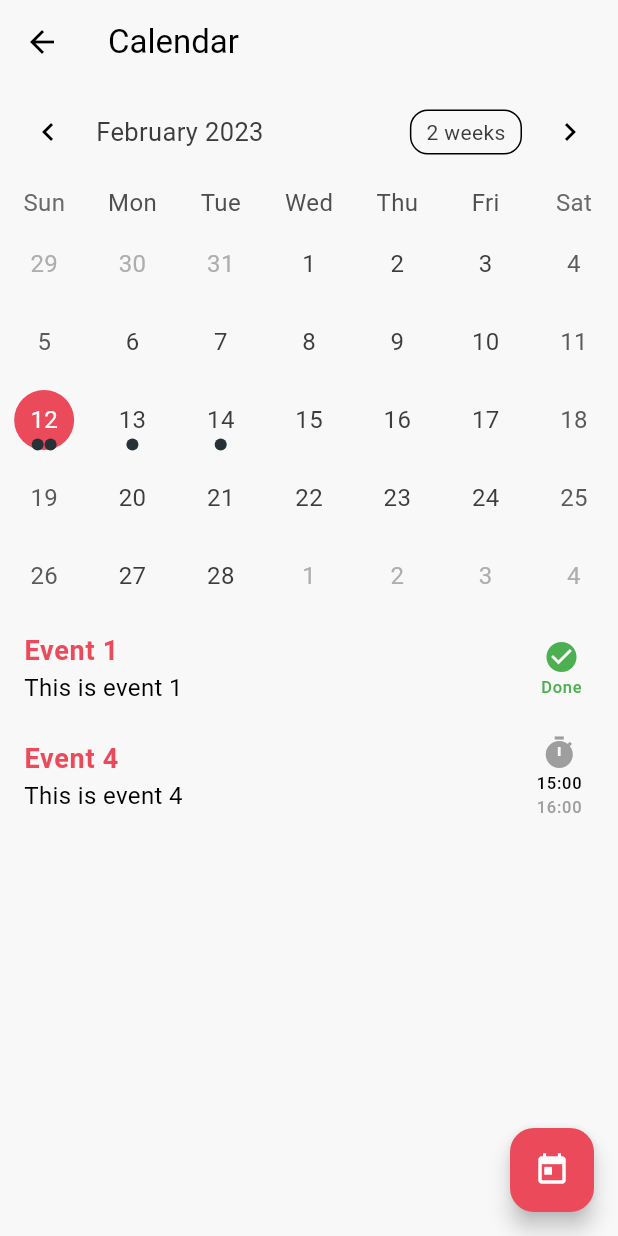
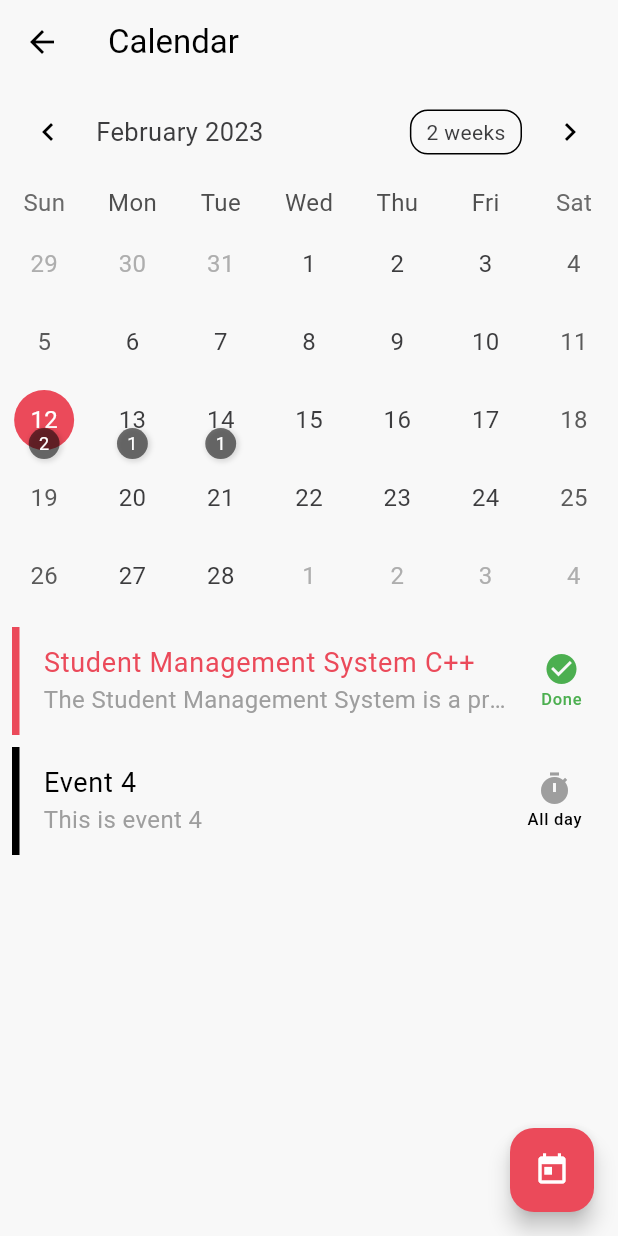
Before and after one commit to Zied-Dahmani/ESJourney-frontoffice, a Flutter app: the CalendarScreen screen opened directly, on a phone screen of 412 x 824 dp. Run offline on Flutter 3.47's test engine with Material 2 defaults, Android fonts, the phone set to English and light mode, and no system bars; drawn by our look-alikes of table_calendar; our stand-ins replace bloc, connectivity_plus, dio, flutter_bloc, flutter_zoom_drawer, font_awesome_flutter and 2 more; missing offline and left inert: curved_nav_bar.

Commit message:
Event-Details

```diff
--- a/lib/data/models/orientation/event_model.dart
+++ b/lib/data/models/orientation/event_model.dart
@@ -5,12 +5,15 @@ part 'event_model.g.dart';
 @freezed
 class Event with _$Event {
   const factory Event({
+    required String id,
     required String title,
     DateTime? date,
     required String startTime,
     String? endTime,
     required String description,
-     String? isDone,
+    String? isDone,
+    String? type,
+    String? eventImage,
   }) = _Event;
 
   factory Event.fromJson(Map<String, dynamic> json) => _$EventFromJson(json);
--- a/lib/presentation/screens/CalendarScreen.dart
+++ b/lib/presentation/screens/CalendarScreen.dart
@@ -2,8 +2,11 @@ import 'package:esjourney/logic/cubits/user/user_cubit.dart';
 import 'package:esjourney/logic/cubits/user/user_state.dart';
 import 'package:flutter/material.dart';
 import 'package:flutter_bloc/flutter_bloc.dart';
+import 'package:intl/intl.dart';
 import 'package:table_calendar/table_calendar.dart';
 import 'package:esjourney/data/models/orientation/event_model.dart';
+
+import 'event_details_screen.dart';
 
 class CalendarScreen extends StatefulWidget {
   const CalendarScreen({super.key});
@@ -13,50 +16,51 @@ class CalendarScreen extends StatefulWidget {
 }
 
 class _CalendarScreenState extends State<CalendarScreen> {
-  late DateTime selectedDay;
-  late DateTime focusedDay;
+  DateTime selectedDay = DateTime.now();
+  DateTime focusedDay = DateTime.now();
   CalendarFormat _calendarFormat = CalendarFormat.month;
   List<Event> events = [
     Event(
-        title: 'Event 1',
+        id: '1',
+        title: 'Student Management System C++',
         date: DateTime.now(),
-        description: 'This is event 1',
+        description:
+            'The Student Management System is a program that aims to simplify the process of recording and managing student data in a school or educational institution. It is a menu-driven program that allows users to perform various tasks such as adding new students, updating existing records, viewing student information, and generating reports. The program is written in C++ and utilizes object-oriented programming concepts such as classes, objects, and inheritance.The Student Management System is a program that aims to simplify the process of recording and managing student data in a school or educational institution. It is a menu-driven program that allows users to perform various tasks such as adding new students, updating existing records, viewing student information, and generating reports. The program is written in C++ and utilizes object-oriented programming concepts such as classes, objects, and inheritance.',
         isDone: 'true',
-        //13:00
+        type: 'Orientation',
         startTime: "13:00",
-        endTime: "14:00"),
+        endTime: "14:00",
+        eventImage: 'assets/images/C++event.png'),
     Event(
+        id: '2',
         title: 'Event 4',
         date: DateTime.now(),
         description: 'This is event 4',
         isDone: 'false',
-        //13:00
-        startTime: "15:00",
-        endTime: "16:00"),
+        type: 'Project',
+        startTime: "All day"),
     Event(
+      id: '3',
       title: 'Event 2',
-      date: DateTime.now().add(Duration(days: 1)),
+      date: DateTime.now().add(const Duration(days: 1)),
       description: 'This is event 2',
       isDone: 'false',
-      startTime: "All day",
+      type: 'Orientation',
+      startTime: "11:00",
+      endTime: "12:00",
     ),
     Event(
+        id: '4',
         title: 'Event 3',
-        date: DateTime.now().add(Duration(days: 2)),
+        date: DateTime.now().add(const Duration(days: 2)),
         description: 'This is event 3',
         isDone: 'false',
+        type: 'Project',
         startTime: "All day"),
   ];
 
   List<Event> _getEventsForDay(DateTime day) {
     return events.where((event) => isSameDay(event.date, day)).toList();
-  }
-
-  @override
-  void initState() {
-    super.initState();
-    selectedDay = DateTime.now();
-    focusedDay = DateTime.now();
   }
 
   void currentDay() {
@@ -68,9 +72,9 @@ class _CalendarScreenState extends State<CalendarScreen> {
 
   @override
   Widget build(BuildContext context) {
-    List<Event> eventsForSelectedDay = _getEventsForDay(selectedDay);
-    return BlocBuilder<UserCubit,UserState>(
-      builder: (context,state) {
+    var date = selectedDay;
+    final eventsForSelectedDay = _getEventsForDay(selectedDay);
+    return BlocBuilder<UserCubit, UserState>(builder: (context, state) {
       return Scaffold(
         appBar: AppBar(
           title: const Text('Calendar'),
@@ -84,24 +88,18 @@ class _CalendarScreenState extends State<CalendarScreen> {
               focusedDay: focusedDay,
               calendarFormat: _calendarFormat,
               selectedDayPredicate: (day) => isSameDay(selectedDay, day),
-                onDaySelected: (selectedDay, focusedDay) {
+              onDaySelected: (selected, focused) {
                 setState(() {
-                    this.selectedDay = selectedDay;
-                    this.focusedDay = focusedDay;
+                  selectedDay = selected;
+                  focusedDay = focused;
                 });
               },
               daysOfWeekHeight: 30,
-                onFormatChanged: (format) {
-                  if (_calendarFormat != format) {
-                    setState(() {
-                      _calendarFormat = format;
-                    });
-                  }
-                },
-                onPageChanged: (focusedDay) {
-                  this.focusedDay = focusedDay;
-                },
+              onFormatChanged: (format) =>
+                  setState(() => _calendarFormat = format),
+              onPageChanged: (focused) => focusedDay = focused,
               calendarStyle: CalendarStyle(
+                markersAlignment: Alignment.bottomRight,
                 isTodayHighlighted: true,
                 selectedDecoration: const BoxDecoration(
                   color: Color(0xFFEB4A5A),
@@ -112,65 +110,120 @@ class _CalendarScreenState extends State<CalendarScreen> {
                   color: Colors.red[100],
                   shape: BoxShape.circle,
                 ),
-                  defaultDecoration: const BoxDecoration(
+                defaultDecoration: const BoxDecoration(shape: BoxShape.circle),
+              ),
+              calendarBuilders: CalendarBuilders(
+                markerBuilder: (context, day, events) => events.isNotEmpty
+                    ? Container(
+                        width: MediaQuery.of(context).size.width * 0.05,
+                        height: MediaQuery.of(context).size.width * 0.05,
+                        alignment: Alignment.center,
+                        decoration: const BoxDecoration(
+                          color: Colors.black54,
                           shape: BoxShape.circle,
+                          boxShadow: [
+                            BoxShadow(
+                              color: Colors.black12,
+                              blurRadius: 2,
+                              spreadRadius: 1,
+                              offset: Offset(1, 1),
                             ),
+                          ],
+                        ),
+                        child: Text(
+                          '${events.length}',
+                          style: const TextStyle(
+                              color: Colors.white, fontSize: 12),
+                        ),
+                      )
+                    : null,
               ),
             ),
             Expanded(
               child: ListView.builder(
                 itemCount: eventsForSelectedDay.length,
                 itemBuilder: (context, index) {
-                    Event event = eventsForSelectedDay[index];
-                    return ListTile(
-                      title: Text(
-                        event.title,
-                        style: TextStyle(
-                          color: Color(0xFFEB4A5A),
-                          fontWeight: FontWeight.bold,
+                  final event = eventsForSelectedDay[index];
+                  final border = event.type == 'Orientation'
+                      ? const Border(
+                          left: BorderSide(color: Color(0xFFEB4A5A), width: 5))
+                      : event.type == 'Project'
+                          ? const Border(
+                              left: BorderSide(color: Colors.black, width: 5))
+                          : null;
+                  final textStyle = event.type == 'Orientation'
+                      ? const TextStyle(color: Color(0xFFEB4A5A))
+                      : event.type == 'Project'
+                          ? const TextStyle(color: Colors.black)
+                          : null;
+
+                  return InkWell(
+                    onTap: () {
+                      Navigator.push(
+                        context,
+                        MaterialPageRoute(
+                          builder: (context) => EventDetails(
+                            eventId: event.id,
+                            title: event.title,
+                            startTime: event.startTime,
+                            description: event.description,
+                            endTime: event.endTime,
+                            type: event.type!,
+                            date: date,
+                            isDone: event.isDone!,
+                            eventImage: event.eventImage,
                           ),
                         ),
-                      subtitle: Text(
-                        event.description,
-                        style: TextStyle(
-                          color: Colors.black,
+                      );
+                    },
+                    child: Container(
+                      margin: const EdgeInsets.only(left: 8, top: 8),
+                      decoration:
+                          border != null ? BoxDecoration(border: border) : null,
+                      child: ListTile(
+                        title: textStyle != null
+                            ? Text(event.title, style: textStyle)
+                            : null,
+                        subtitle: Text(event.description,
+                            style: const TextStyle(color: Colors.grey),
+                            overflow: TextOverflow.ellipsis
                         ),
-                      ),
-                      /*********trailing********/
                         trailing: event.isDone == 'true'
                             ? Column(
                                 mainAxisAlignment: MainAxisAlignment.center,
-                        children: [
+                                children: const [
                                   Icon(Icons.check_circle, color: Colors.green),
-                          Text('Done', style: TextStyle(color: Colors.green))
+                                  Text('Done',
+                                      style: TextStyle(color: Colors.green))
                                 ],
                               )
                             : event.startTime != null
                                 ? FittedBox(
                                     fit: BoxFit.fitWidth,
                                     child: Column(
-                          mainAxisAlignment: MainAxisAlignment.center,
+                                      mainAxisAlignment:
+                                          MainAxisAlignment.center,
                                       children: [
-                            Icon(Icons.timer, color: Colors.grey),
+                                        const Icon(Icons.timer,
+                                            color: Colors.grey),
                                         Text(
                                           event.startTime,
-                              style: TextStyle(
-                                color: Colors.black,
-                              ),
+                                          style: const TextStyle(
+                                              color: Colors.black),
                                         ),
                                         event.endTime != null
                                             ? Text(
                                                 event.endTime!,
-                              style: TextStyle(
-                                color: Colors.grey,
-                              ),
+                                                style: const TextStyle(
+                                                    color: Colors.grey),
                                               )
-                                : SizedBox(),
+                                            : const SizedBox(),
                                       ],
                                     ),
                                   )
-                          : SizedBox(),
-                      /*********trailing********/
+                                : const SizedBox(),
+                      ),
+                    ),
                   );
                 },
               ),
@@ -179,10 +232,9 @@ class _CalendarScreenState extends State<CalendarScreen> {
         ),
         floatingActionButton: FloatingActionButton(
           onPressed: currentDay,
-            child: Icon(Icons.today),
+          child: const Icon(Icons.today),
         ),
       );
-      }
-    );
+    });
   }
 }
--- a/lib/utils/constants.dart
+++ b/lib/utils/constants.dart
@@ -1,4 +1,4 @@
-const kbaseUrl = 'http://192.168.1.104:3003/';
+const kbaseUrl = 'http://192.168.1.16:3003/';
 const ksignUp = 'user/signUp';
 const ksignIn = 'user/signIn';
 
```
Also changed, not shown: lib/presentation/screens/event_details_screen.dart (added, +188 -0 lines), assets/images/C++event.png (added), lib/data/models/orientation/event_model.freezed.dart, lib/data/models/orientation/event_model.g.dart. Lines whose indentation alone changed are shown as unchanged.
